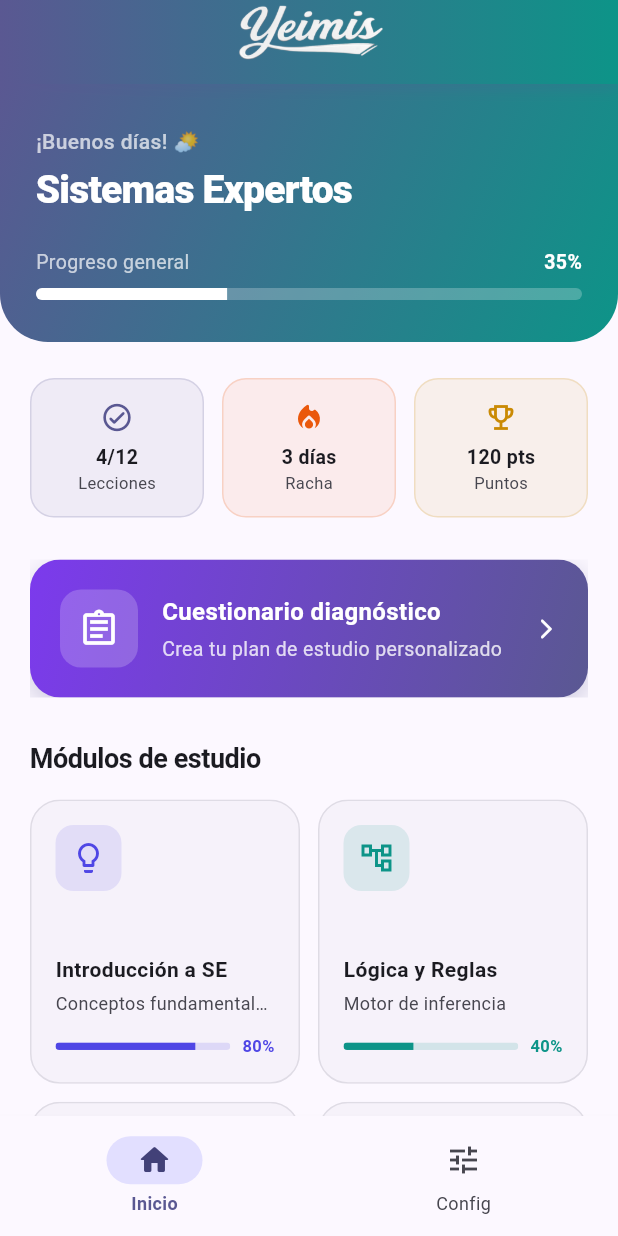
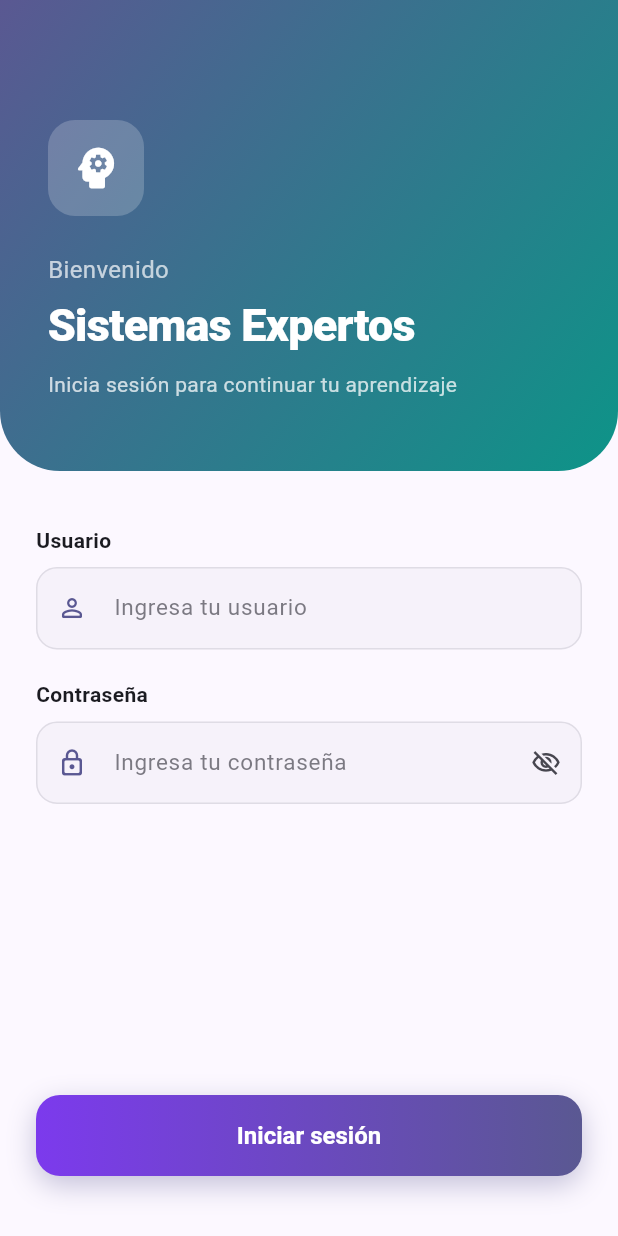
Before and after one commit to quimnaic/flutterOva, a Flutter app: the screen it shows after launch, on a phone screen of 412 x 824 dp. Run offline on Flutter 3.47's test engine with Material 3 defaults, Android fonts, the phone set to English and light mode, and no system bars.

Commit message:
Add: LoginScreen

```diff
--- a/lib/main.dart
+++ b/lib/main.dart
@@ -1,7 +1,9 @@
 import 'package:flutter/material.dart';
 import 'package:flutter/services.dart';
 import 'package:ova_se/screens/home.dart';
+import 'package:ova_se/screens/profiler.dart';
 import 'package:ova_se/screens/setting.dart';
+import 'package:ova_se/screens/login.dart'; // 👈 Agrega este import
 
 void main() {
   WidgetsFlutterBinding.ensureInitialized();
@@ -28,8 +30,8 @@ class OvaSeApp extends StatelessWidget {
 
   ThemeData _buildTheme() {
     final colorScheme = ColorScheme.fromSeed(
-      seedColor: const Color(0xFF4F46E5), // Indigo 600
-      secondary: const Color(0xFF0D9488), // Teal 600
+      seedColor: const Color(0xFF4F46E5),
+      secondary: const Color(0xFF0D9488),
       brightness: Brightness.light,
     );
 
@@ -117,7 +119,7 @@ class OvaSeApp extends StatelessWidget {
 }
 
 // ─────────────────────────────────────────────
-// MAIN SHELL — Splash + navegación
+// MAIN SHELL — Splash → Login → App
 // ─────────────────────────────────────────────
 
 class MainApp extends StatefulWidget {
@@ -128,7 +130,8 @@ class MainApp extends StatefulWidget {
 }
 
 class _MainAppState extends State<MainApp> with SingleTickerProviderStateMixin {
-  bool _splashTerminado = false;
+  // 3 fases: splash → login → app
+  _Fase _fase = _Fase.splash;
   int _indiceActual = 0;
 
   late AnimationController _splashController;
@@ -164,8 +167,26 @@ class _MainAppState extends State<MainApp> with SingleTickerProviderStateMixin {
   void _iniciarAnimacion() async {
     await Future.delayed(const Duration(milliseconds: 2200));
     if (mounted) {
-      setState(() => _splashTerminado = true);
+      // Al terminar el splash, va al Login (no directo al Home)
+      setState(() => _fase = _Fase.login);
     }
+  }
+
+  /// Callback que llama LoginScreen cuando el login es exitoso
+  void _onLoginExitoso() {
+    setState(() => _fase = _Fase.profiler);
+  }
+
+  /// Callback para cerrar sesión
+  void _onLogout() {
+    setState(() {
+      _fase = _Fase.login;
+      _indiceActual = 0; // Opcional: vuelve a la primera pestaña para la próxima vez
+    });
+  }
+
+  void _onProfilerFinalizado() {
+    setState(() => _fase = _Fase.app);
   }
 
   @override
@@ -178,10 +199,24 @@ class _MainAppState extends State<MainApp> with SingleTickerProviderStateMixin {
   Widget build(BuildContext context) {
     final colorScheme = Theme.of(context).colorScheme;
 
-    if (!_splashTerminado) {
-      return _buildSplash(colorScheme);
+    switch (_fase) {
+      case _Fase.splash:
+        return _buildSplash(colorScheme);
+
+      case _Fase.login:
+        // Pasamos el callback para saber cuándo el login fue exitoso
+        return LoginScreen(onLoginExitoso: _onLoginExitoso);
+
+      case _Fase.profiler:
+        return ProfilerScreen(onProfilerFinalizado: _onProfilerFinalizado);
+
+      case _Fase.app:
+        return _buildApp(colorScheme);
     }
+  }
 
+  // ── App principal con navbar ────────────────
+  Widget _buildApp(ColorScheme colorScheme) {
     return Scaffold(
       appBar: PreferredSize(
         preferredSize: const Size.fromHeight(kToolbarHeight),
@@ -213,6 +248,9 @@ class _MainAppState extends State<MainApp> with SingleTickerProviderStateMixin {
               tag: 'logo_hero',
               child: Image.asset('assets/logo.png', height: 80),
             ),
+            actions: [
+              IconButton(onPressed: _onLogout, icon: const Icon(Icons.logout, color: Colors.white))
+            ],
           ),
         ),
       ),
@@ -273,3 +311,6 @@ class _MainAppState extends State<MainApp> with SingleTickerProviderStateMixin {
     );
   }
 }
+
+// Enum para manejar las 3 fases de la app
+enum _Fase { splash, login, profiler, app }
--- /dev/null
+++ b/lib/screens/login.dart
@@ -0,0 +1,354 @@
+import 'package:flutter/material.dart';
+
+class LoginScreen extends StatefulWidget {
+  /// Callback que se ejecuta cuando el login es exitoso.
+  /// MainApp lo usa para cambiar de fase sin Navigator.
+  final VoidCallback onLoginExitoso;
+
+  const LoginScreen({super.key, required this.onLoginExitoso});
+
+  @override
+  State<LoginScreen> createState() => _LoginScreenState();
+}
+
+class _LoginScreenState extends State<LoginScreen>
+    with TickerProviderStateMixin {
+  final _formKey = GlobalKey<FormState>();
+  final _usuarioController = TextEditingController();
+  final _claveController = TextEditingController();
+
+  bool _obscurePassword = true;
+  bool _isLoading = false;
+  String? _errorMessage;
+
+  late AnimationController _fadeController;
+  late AnimationController _slideController;
+  late Animation<double> _fadeAnimation;
+  late Animation<Offset> _slideAnimation;
+
+  @override
+  void initState() {
+    super.initState();
+
+    _fadeController = AnimationController(
+      vsync: this,
+      duration: const Duration(milliseconds: 800),
+    );
+    _slideController = AnimationController(
+      vsync: this,
+      duration: const Duration(milliseconds: 700),
+    );
+
+    _fadeAnimation = Tween<double>(begin: 0, end: 1).animate(
+      CurvedAnimation(parent: _fadeController, curve: Curves.easeOut),
+    );
+    _slideAnimation = Tween<Offset>(
+      begin: const Offset(0, 0.2),
+      end: Offset.zero,
+    ).animate(
+      CurvedAnimation(parent: _slideController, curve: Curves.easeOutCubic),
+    );
+
+    _fadeController.forward();
+    Future.delayed(const Duration(milliseconds: 150), () {
+      if (mounted) _slideController.forward();
+    });
+  }
+
+  @override
+  void dispose() {
+    _fadeController.dispose();
+    _slideController.dispose();
+    _usuarioController.dispose();
+    _claveController.dispose();
+    super.dispose();
+  }
+
+  Future<void> _iniciarSesion() async {
+    FocusScope.of(context).unfocus();
+    if (!_formKey.currentState!.validate()) return;
+
+    setState(() {
+      _isLoading = true;
+      _errorMessage = null;
+    });
+
+    await Future.delayed(const Duration(milliseconds: 800));
+    if (!mounted) return;
+
+    final usuario = _usuarioController.text.trim();
+    final clave = _claveController.text.trim();
+
+    // ── CREDENCIALES ─────────────────────────────────────────────────
+    // Cambia 'admin' / 'admin' por las credenciales que necesites.
+    if (usuario == 'admin' && clave == 'admin') {
+      widget.onLoginExitoso(); // 👈 Le avisa al MainApp para cambiar de fase
+    } else {
+      setState(() {
+        _isLoading = false;
+        _errorMessage = 'Usuario o contraseña incorrectos';
+      });
+    }
+  }
+
+  @override
+  Widget build(BuildContext context) {
+    final colorScheme = Theme.of(context).colorScheme;
+
+    return Scaffold(
+      backgroundColor: colorScheme.surface,
+      body: SingleChildScrollView(
+        physics: const BouncingScrollPhysics(),
+        child: SizedBox(
+          height: MediaQuery.of(context).size.height,
+          child: Column(
+            children: [
+              // ── HEADER CON GRADIENTE ──────────────────────────────
+              FadeTransition(
+                opacity: _fadeAnimation,
+                child: Container(
+                  width: double.infinity,
+                  decoration: BoxDecoration(
+                    gradient: LinearGradient(
+                      begin: Alignment.topLeft,
+                      end: Alignment.bottomRight,
+                      colors: [colorScheme.primary, colorScheme.secondary],
+                    ),
+                    borderRadius: const BorderRadius.only(
+                      bottomLeft: Radius.circular(40),
+                      bottomRight: Radius.circular(40),
+                    ),
+                  ),
+                  padding: const EdgeInsets.fromLTRB(32, 80, 32, 48),
+                  child: Column(
+                    crossAxisAlignment: CrossAxisAlignment.start,
+                    children: [
+                      Container(
+                        padding: const EdgeInsets.all(14),
+                        decoration: BoxDecoration(
+                          color: Colors.white.withValues(alpha: 0.2),
+                          borderRadius: BorderRadius.circular(18),
+                        ),
+                        child: const Icon(Icons.psychology_rounded,
+                            color: Colors.white, size: 36),
+                      ),
+                      const SizedBox(height: 24),
+                      const Text('Bienvenido',
+                          style: TextStyle(
+                              color: Colors.white70,
+                              fontSize: 16,
+                              fontWeight: FontWeight.w400)),
+                      const SizedBox(height: 4),
+                      const Text('Sistemas Expertos',
+                          style: TextStyle(
+                              color: Colors.white,
+                              fontSize: 30,
+                              fontWeight: FontWeight.w800,
+                              letterSpacing: -0.5)),
+                      const SizedBox(height: 8),
+                      Text(
+                        'Inicia sesión para continuar tu aprendizaje',
+                        style: TextStyle(
+                            color: Colors.white.withValues(alpha: 0.75),
+                            fontSize: 14),
+                      ),
+                    ],
+                  ),
+                ),
+              ),
+
+              // ── FORMULARIO ───────────────────────────────────────
+              Expanded(
+                child: SlideTransition(
+                  position: _slideAnimation,
+                  child: FadeTransition(
+                    opacity: _fadeAnimation,
+                    child: Padding(
+                      padding: const EdgeInsets.fromLTRB(24, 36, 24, 24),
+                      child: Form(
+                        key: _formKey,
+                        child: Column(
+                          crossAxisAlignment: CrossAxisAlignment.start,
+                          children: [
+                            _buildLabel(colorScheme, 'Usuario'),
+                            const SizedBox(height: 8),
+                            _buildTextField(
+                              controller: _usuarioController,
+                              colorScheme: colorScheme,
+                              hint: 'Ingresa tu usuario',
+                              icon: Icons.person_outline_rounded,
+                              validator: (val) => (val == null || val.trim().isEmpty)
+                                  ? 'El usuario es requerido'
+                                  : null,
+                            ),
+                            const SizedBox(height: 20),
+                            _buildLabel(colorScheme, 'Contraseña'),
+                            const SizedBox(height: 8),
+                            _buildTextField(
+                              controller: _claveController,
+                              colorScheme: colorScheme,
+                              hint: 'Ingresa tu contraseña',
+                              icon: Icons.lock_outline_rounded,
+                              obscureText: _obscurePassword,
+                              suffixIcon: IconButton(
+                                icon: Icon(
+                                  _obscurePassword
+                                      ? Icons.visibility_off_outlined
+                                      : Icons.visibility_outlined,
+                                  color: colorScheme.onSurfaceVariant,
+                                  size: 20,
+                                ),
+                                onPressed: () => setState(
+                                    () => _obscurePassword = !_obscurePassword),
+                              ),
+                              validator: (val) => (val == null || val.trim().isEmpty)
+                                  ? 'La contraseña es requerida'
+                                  : null,
+                            ),
+
+                            if (_errorMessage != null) ...[
+                              const SizedBox(height: 16),
+                              Container(
+                                padding: const EdgeInsets.symmetric(
+                                    horizontal: 14, vertical: 12),
+                                decoration: BoxDecoration(
+                                  color: colorScheme.errorContainer,
+                                  borderRadius: BorderRadius.circular(12),
+                                ),
+                                child: Row(
+                                  children: [
+                                    Icon(Icons.error_outline_rounded,
+                                        color: colorScheme.onErrorContainer,
+                                        size: 18),
+                                    const SizedBox(width: 8),
+                                    Text(
+                                      _errorMessage!,
+                                      style: TextStyle(
+                                          color: colorScheme.onErrorContainer,
+                                          fontSize: 13,
+                                          fontWeight: FontWeight.w500),
+                                    ),
+                                  ],
+                                ),
+                              ),
+                            ],
+
+                            const Spacer(),
+
+                            SizedBox(
+                              width: double.infinity,
+                              height: 54,
+                              child: DecoratedBox(
+                                decoration: BoxDecoration(
+                                  gradient: LinearGradient(colors: [
+                                    const Color(0xFF7C3AED),
+                                    colorScheme.primary,
+                                  ]),
+                                  borderRadius: BorderRadius.circular(16),
+                                  boxShadow: [
+                                    BoxShadow(
+                                      color: colorScheme.primary
+                                          .withValues(alpha: 0.35),
+                                      blurRadius: 16,
+                                      offset: const Offset(0, 6),
+                                    ),
+                                  ],
+                                ),
+                                child: ElevatedButton(
+                                  onPressed:
+                                      _isLoading ? null : _iniciarSesion,
+                                  style: ElevatedButton.styleFrom(
+                                    backgroundColor: Colors.transparent,
+                                    shadowColor: Colors.transparent,
+                                    shape: RoundedRectangleBorder(
+                                        borderRadius:
+                                            BorderRadius.circular(16)),
+                                  ),
+                                  child: _isLoading
+                                      ? const SizedBox(
+                                          height: 22,
+                                          width: 22,
+                                          child: CircularProgressIndicator(
+                                              strokeWidth: 2.5,
+                                              color: Colors.white),
+                                        )
+                                      : const Text('Iniciar sesión',
+                                          style: TextStyle(
+                                              color: Colors.white,
+                                              fontSize: 16,
+                                              fontWeight: FontWeight.w700)),
+                                ),
+                              ),
+                            ),
+                            const SizedBox(height: 16),
+                          ],
+                        ),
+                      ),
+                    ),
+                  ),
+                ),
+              ),
+            ],
+          ),
+        ),
+      ),
+    );
+  }
+
+  Widget _buildLabel(ColorScheme colorScheme, String text) {
+    return Text(text,
+        style: TextStyle(
+            fontSize: 14,
+            fontWeight: FontWeight.w600,
+            color: colorScheme.onSurface));
+  }
+
+  Widget _buildTextField({
+    required TextEditingController controller,
+    required ColorScheme colorScheme,
+    required String hint,
+    required IconData icon,
+    bool obscureText = false,
+    Widget? suffixIcon,
+    String? Function(String?)? validator,
+  }) {
+    return TextFormField(
+      controller: controller,
+      obscureText: obscureText,
+      validator: validator,
+      style: TextStyle(
+          fontSize: 15,
+          color: colorScheme.onSurface,
+          fontWeight: FontWeight.w500),
+      decoration: InputDecoration(
+        hintText: hint,
+        hintStyle: TextStyle(
+            color: colorScheme.onSurfaceVariant.withValues(alpha: 0.7),
+            fontWeight: FontWeight.w400),
+        prefixIcon: Icon(icon, color: colorScheme.primary, size: 20),
+        suffixIcon: suffixIcon,
+        filled: true,
+        fillColor: colorScheme.surfaceContainerLow,
+        border: OutlineInputBorder(
+            borderRadius: BorderRadius.circular(14),
+            borderSide: BorderSide(
+                color: colorScheme.outlineVariant.withValues(alpha: 0.5))),
+        enabledBorder: OutlineInputBorder(
+            borderRadius: BorderRadius.circular(14),
+            borderSide: BorderSide(
+                color: colorScheme.outlineVariant.withValues(alpha: 0.5))),
+        focusedBorder: OutlineInputBorder(
+            borderRadius: BorderRadius.circular(14),
+            borderSide: BorderSide(color: colorScheme.primary, width: 1.8)),
+        errorBorder: OutlineInputBorder(
+            borderRadius: BorderRadius.circular(14),
+            borderSide: BorderSide(color: colorScheme.error)),
+        focusedErrorBorder: OutlineInputBorder(
+            borderRadius: BorderRadius.circular(14),
+            borderSide: BorderSide(color: colorScheme.error, width: 1.8)),
+        contentPadding:
+            const EdgeInsets.symmetric(horizontal: 16, vertical: 16),
+      ),
+    );
+  }
+}
```
Also changed, not shown: lib/screens/profiler.dart (added, +191 -0 lines).
